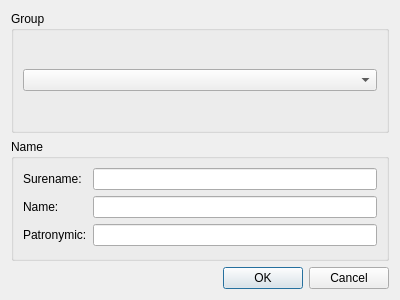
Old version of the form add_stud_dlg.ui in the repository Testorator/Testik.
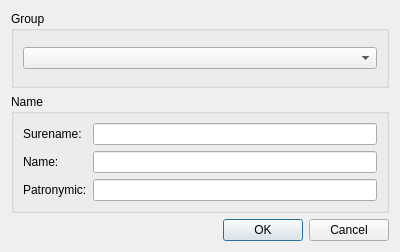
New version of the form.

```diff
--- a/add_stud_dlg.ui
+++ b/add_stud_dlg.ui
@@ -7,7 +7,7 @@
     <x>0</x>
     <y>0</y>
     <width>400</width>
-    <height>300</height>
+    <height>252</height>
    </rect>
   </property>
   <property name="windowTitle">
```
